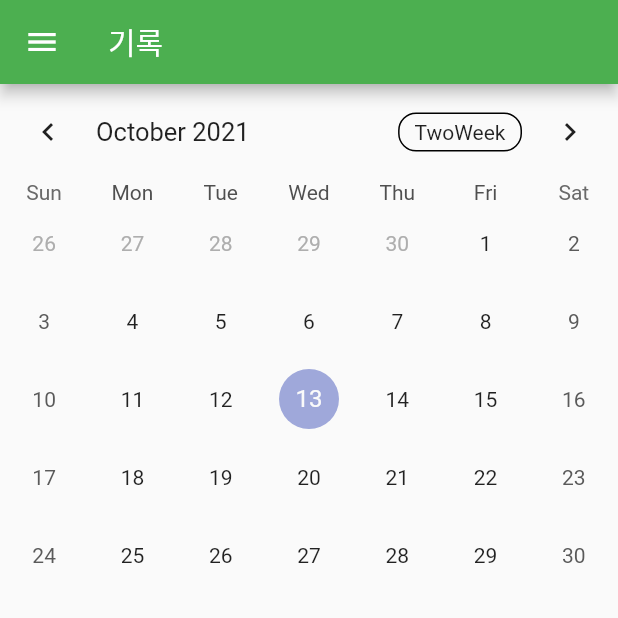
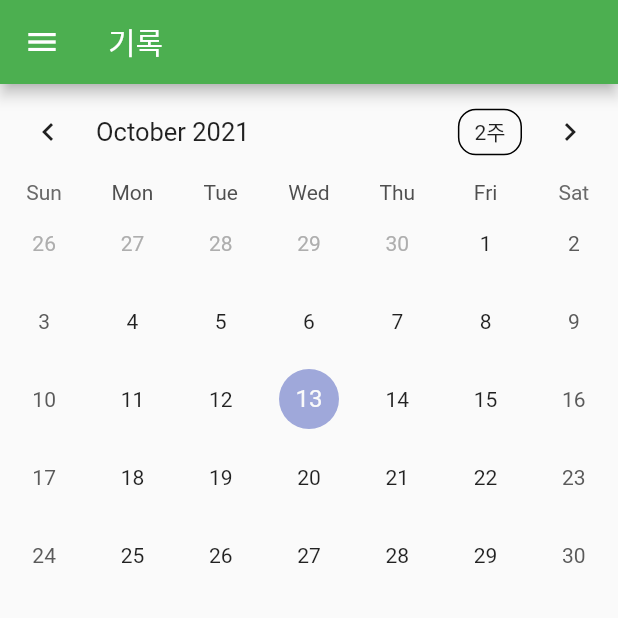
Before and after one commit to unh6uoj/pet_rest, a Flutter app: the screen it shows after launch, item 2 of the bottom bar chosen, on a phone screen of 412 x 824 dp, the top half of it. Run offline on Flutter 3.47's test engine with Material 2 defaults, Android fonts, the phone set to English and light mode, and no system bars; drawn by our look-alikes of table_calendar; our stand-ins replace percent_indicator, sqflite; accounts and stored records are empty; network calls fail.

Commit message:
update_log

```diff
--- a/lib/main.dart
+++ b/lib/main.dart
@@ -26,7 +26,11 @@ Future<void> main() async {
   // DBHelper().createData(History(id: 6, date: '3', activity: 'qqqq'));
   // DBHelper().createData(History(id: 7, date: '3', activity: 'qqqqqq'));
   // DBHelper().createData(
-  //     History(id: 7, date: DBHelper().getCurDateTime(), activity: 'qqqqqq'));
+  //     History(id: 0, date: '2021-10-12 11:11:11:123', activity: '물주기'));
+  // DBHelper().createData(
+  //     History(id: 1, date: DBHelper().getCurDateTime(), activity: '물주기'));
+  // DBHelper().createData(
+  //     History(id: 0, date: DBHelper().getCurDateTime(), activity: '물주기'));
 }
 
 class MyApp extends StatelessWidget {
--- a/lib/screen_log.dart
+++ b/lib/screen_log.dart
@@ -42,19 +42,23 @@ class _CalendarAreaState extends State<CalendarArea> {
   @override
   Widget build(BuildContext context) {
     return TableCalendar(
+      // calendar 날짜 정의
       firstDay: DateTime.utc(2010, 10, 16),
       lastDay: DateTime.utc(2030, 3, 14),
       focusedDay: DateTime.now(),
+      // calendar format 정의
       calendarFormat: _calendarFormat,
       availableCalendarFormats: const {
-        CalendarFormat.month: 'Month',
-        CalendarFormat.twoWeeks: 'TwoWeek',
+        CalendarFormat.month: '한달',
+        CalendarFormat.twoWeeks: '2주',
       },
+      // calendar format 변경 시 setState
       onFormatChanged: (format) {
         setState(() {
           _calendarFormat = format;
         });
       },
+      // foramt변경 animation
       formatAnimationCurve: Curves.easeInOutCirc,
       formatAnimationDuration: Duration(milliseconds: 300),
     );
@@ -92,22 +96,28 @@ class _HistoryListViewState extends State<HistoryListView> {
         .then((value) => setState(() {
               histRows = [];
               histDatas = value;
-              curDate = value[0].date;
+              curDate = histDatas[histDatas.length - 1].date.split(" ")[0];
 
+              // 첫 번째 box header넣기
               addBoxHeader(curDate);
 
               // 가져온 데이터들을 나눠주는 부분
-              for (int i = 0; i < histDatas.length; i++) {
-                if (histDatas[i].date != curDate) {
+              for (int i = histDatas.length - 1; i >= 0; i--) {
+                // date값은 milliseconds 단위로 들어있기 때문에 미리 일별로 나눠줘야 한다.
+                String dbDate = histDatas[i].date.split(" ")[0];
+                String dbTime = histDatas[i].date.split(" ")[1];
+                String dbActivity = histDatas[i].activity;
+
+                if (dbDate != curDate) {
                   // 리스트에 그냥 add하면 setState가 호출되지 않는다.
                   // 이렇게 새로운 리스트를 생성 해야한다.
                   // ...은 리스트의 모든 요소를 가져온다.
                   histBoxs = [...histBoxs, (HistoryBox(histRowList: histRows))];
                   histRows = [];
 
-                  addBoxHeader(histDatas[i].date);
+                  addBoxHeader(dbDate);
 
-                  curDate = histDatas[i].date;
+                  curDate = dbDate;
                 }
 
                 histRows.add(Row(
@@ -116,13 +126,16 @@ class _HistoryListViewState extends State<HistoryListView> {
                     //   child: Text(histDatas[i].date),
                     // ),
                     Expanded(
-                      child: Text(histDatas[i].activity),
+                      child: Text(dbActivity),
+                    ),
+                    Expanded(
+                      child: Text(dbTime),
                     )
                   ],
                 ));
 
-                if (i == histDatas.length - 1) {
-                  histBoxs.add(HistoryBox(histRowList: histRows));
+                if (i == 0) {
+                  histBoxs = [...histBoxs, (HistoryBox(histRowList: histRows))];
                 }
               }
             }));
@@ -132,9 +145,6 @@ class _HistoryListViewState extends State<HistoryListView> {
   }
 
   void addBoxHeader(String date) {
-    // 문자열 나누기
-    List splitedDate = date.split(" ");
-
     // 날짜 삽입(header)
     histRows.add(Row(
       children: <Widget>[
@@ -142,7 +152,7 @@ class _HistoryListViewState extends State<HistoryListView> {
           child: SizedBox(
               height: 30,
               child: Text(
-                splitedDate[0],
+                date,
                 style: TextStyle(
                   fontSize: 15,
                   fontWeight: FontWeight.bold,
```
